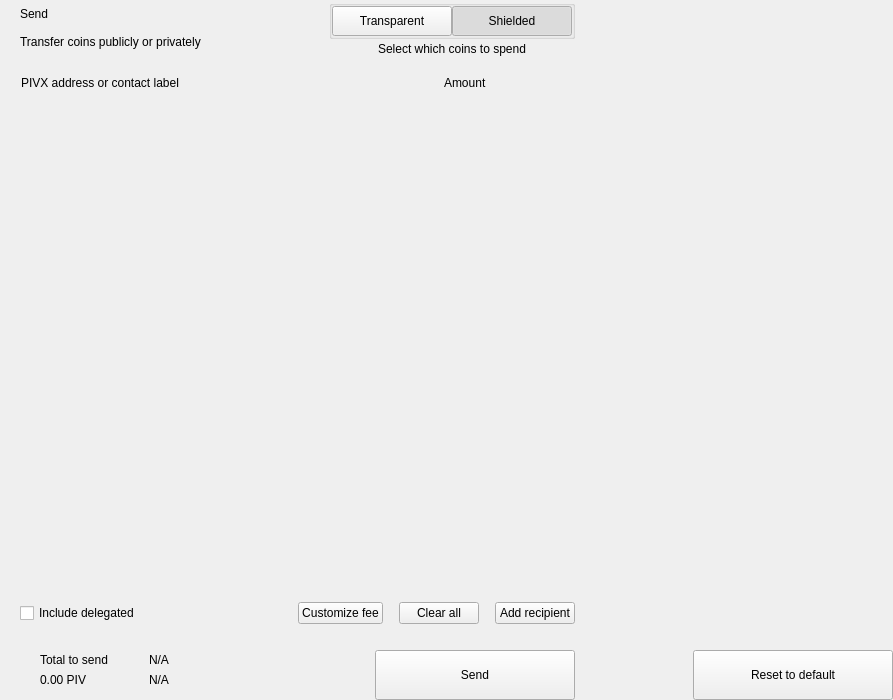
Above: src/qt/omegacoin/forms/send.ui from Cobra-Technologies-GmbH/OmegaCoin before the change. Below: the same form after it.
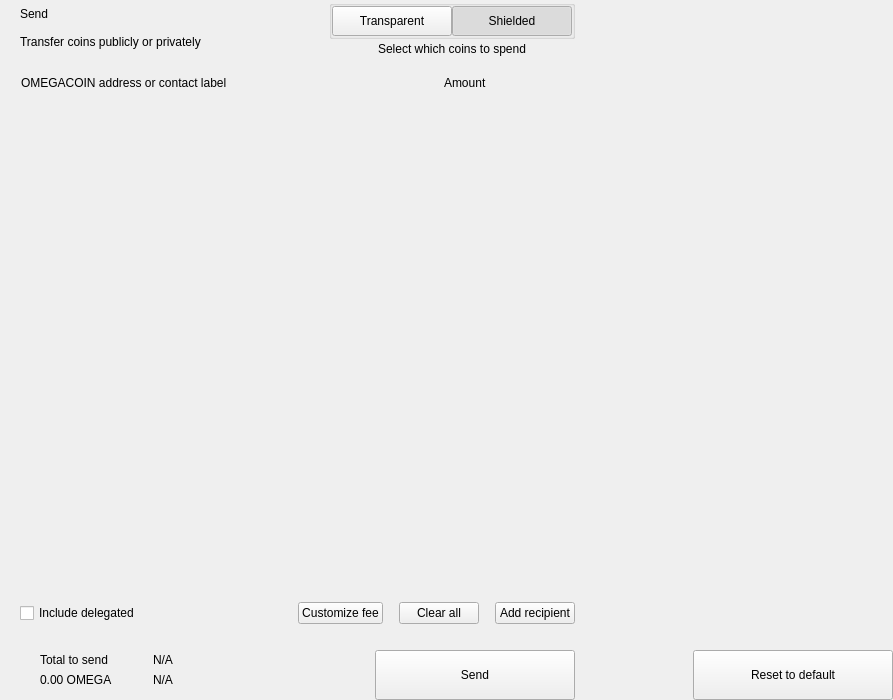
That is the form after the change. Custom widgets are drawn as their Qt base class.

The edit to the form file:
```diff
--- a/src/qt/omegacoin/forms/send.ui
+++ b/src/qt/omegacoin/forms/send.ui
@@ -255,7 +255,7 @@
              <string notr="true">margin-left:8px;</string>
             </property>
             <property name="text">
-             <string>PIVX address or contact label</string>
+             <string>OMEGACOIN address or contact label</string>
             </property>
            </widget>
           </item>
@@ -578,7 +578,7 @@
                      <item>
                       <widget class="QLabel" name="labelAmountSend">
                        <property name="text">
-                        <string notr="true">0.00 PIV</string>
+                        <string notr="true">0.00 OMEGA</string>
                        </property>
                       </widget>
                      </item>
```
